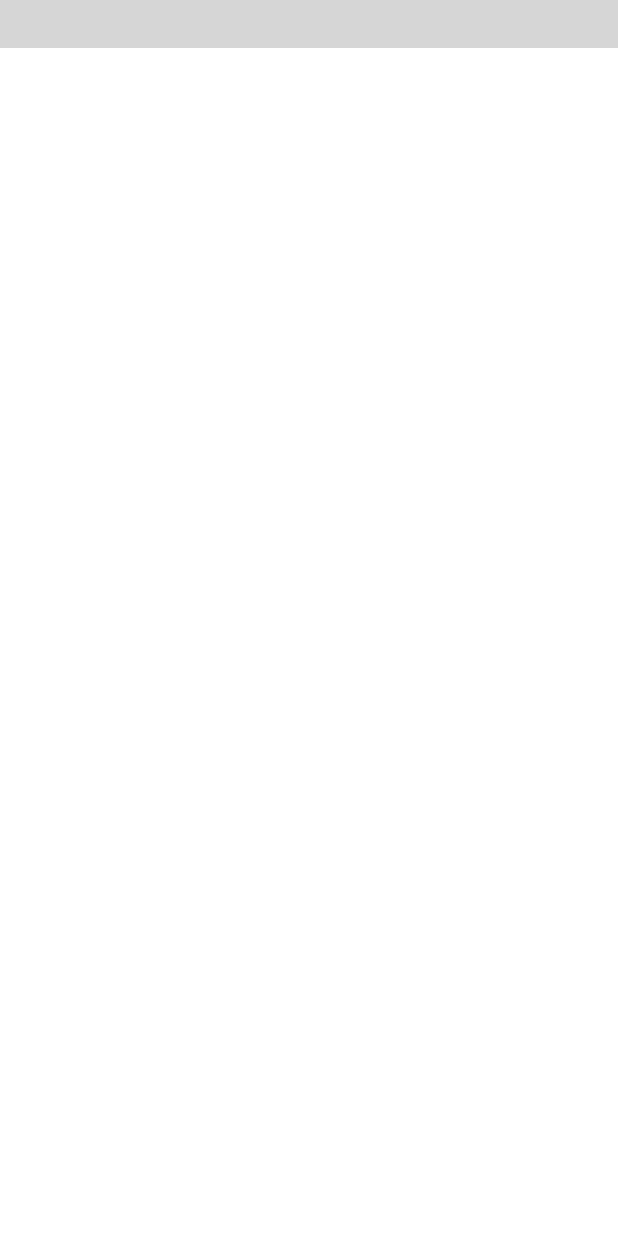
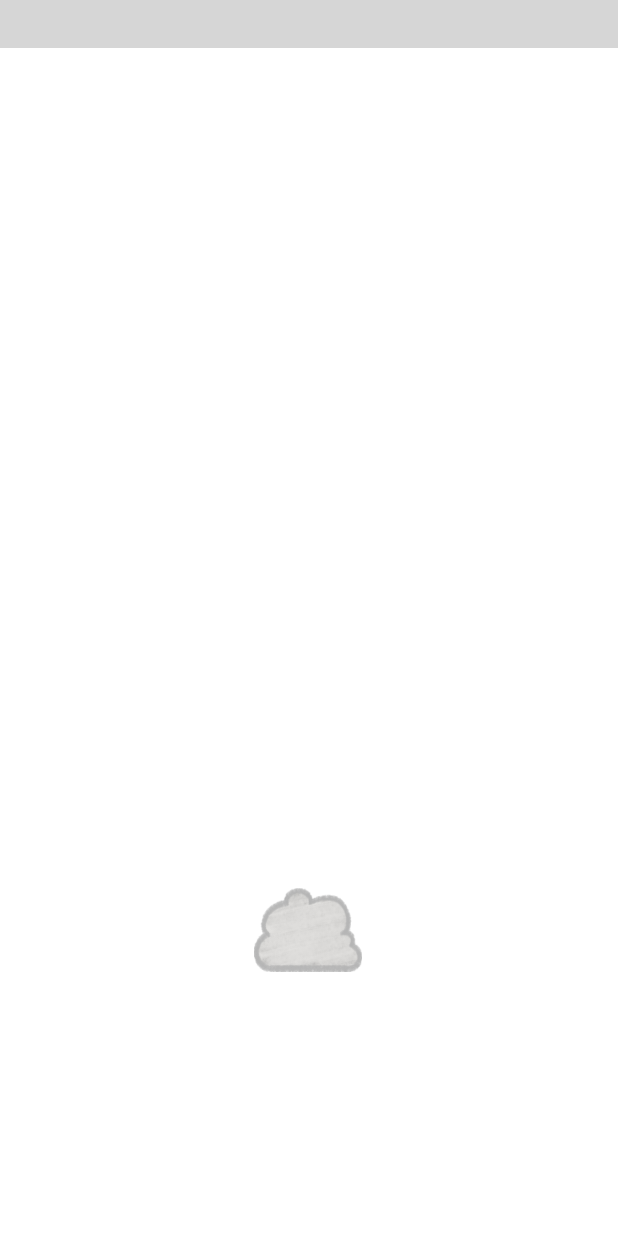
Before and after one commit to Chaewony/MoongDiary, an Android app: the layout activity_main.xml on its own in the app's theme, with its tools: preview values and no code run, on a phone screen of 412 x 824 dp. Run offline under Robolectric (Android 15) with nearby library versions, the phone set to English and light mode, and no system bars; plain views replace CollapsibleCalendar; grey boxes are pictures that could not be loaded.

Commit message:
Add EmotionCloud Activity
메인화면 - 감정구름으로 넘어가기

```diff
--- a/app/src/main/AndroidManifest.xml
+++ b/app/src/main/AndroidManifest.xml
@@ -25,6 +25,7 @@
                 android:name="android.app.lib_name"
                 android:value="" />
         </activity>
+        <activity android:name=".EmotionCloud" android:parentActivityName=".MainActivity"></activity>
     </application>
 
 </manifest>
--- /dev/null
+++ b/app/src/main/res/layout/activity_emotioncloud.xml
@@ -0,0 +1,6 @@
+<?xml version="1.0" encoding="utf-8"?>
+<androidx.constraintlayout.widget.ConstraintLayout xmlns:android="http://schemas.android.com/apk/res/android"
+    android:layout_width="match_parent"
+    android:layout_height="match_parent">
+
+</androidx.constraintlayout.widget.ConstraintLayout>
--- a/app/src/main/res/layout/activity_main.xml
+++ b/app/src/main/res/layout/activity_main.xml
@@ -16,4 +16,20 @@
         app:layout_constraintTop_toTopOf="parent"
         tools:ignore="MissingConstraints"></com.shrikanthravi.collapsiblecalendarview.widget.CollapsibleCalendar>
 
+
+    <androidx.appcompat.widget.AppCompatButton
+        android:id="@+id/cloudBtn"
+        android:layout_width="72dp"
+        android:layout_height="56dp"
+        android:layout_gravity="center"
+        android:layout_marginTop="592dp"
+        android:background="@drawable/btn_cloud"
+        android:textAllCaps="false"
+        app:layout_constraintEnd_toEndOf="parent"
+        app:layout_constraintHorizontal_bias="0.498"
+        app:layout_constraintStart_toStartOf="parent"
+        app:layout_constraintTop_toTopOf="parent">
+
+    </androidx.appcompat.widget.AppCompatButton>
+
 </androidx.constraintlayout.widget.ConstraintLayout>
--- a/app/src/main/res/values/colors.xml
+++ b/app/src/main/res/values/colors.xml
@@ -7,4 +7,7 @@
     <color name="teal_700">#FF018786</color>
     <color name="black">#FF000000</color>
     <color name="white">#FFFFFFFF</color>
+
+    <color name="button_brown">#BAAA9B</color>
+    <color name="button_unpressed_brown">#EAE5E0</color>
 </resources>
```
Also changed, not shown: app/src/main/java/com/eustress/moongdiary/EmotionCloud.java (added, +15 -0 lines), app/src/main/java/com/eustress/moongdiary/MainActivity.java (+17 -0 lines), app/src/main/res/drawable-v24/btn_cloud.png (added).
